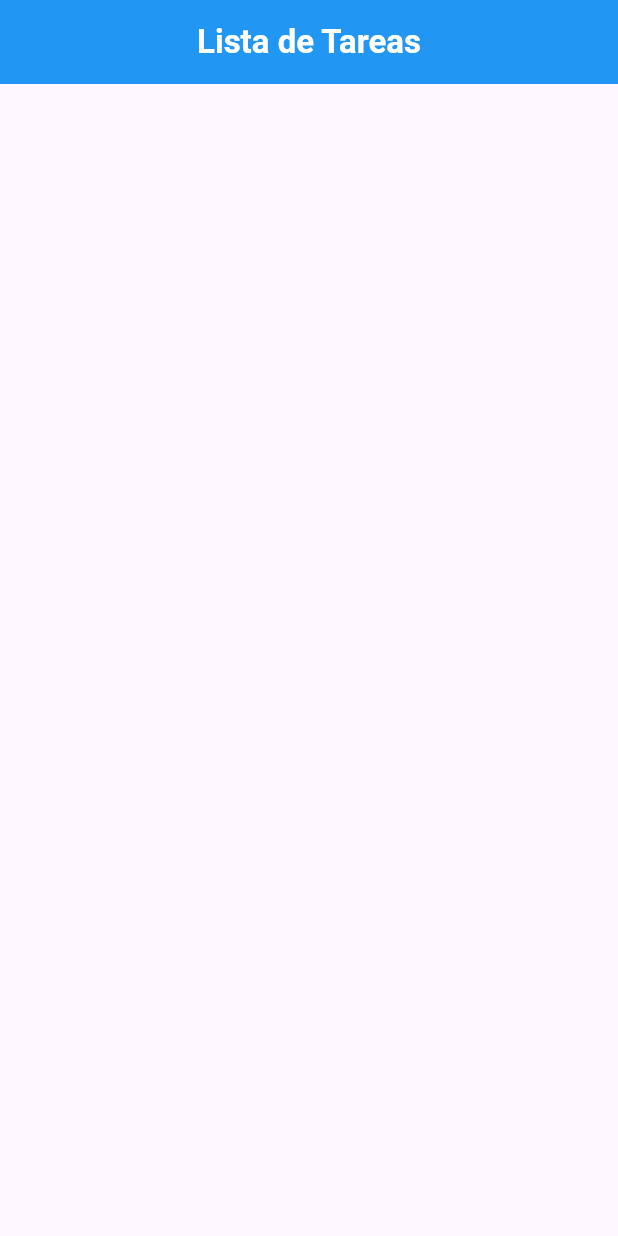
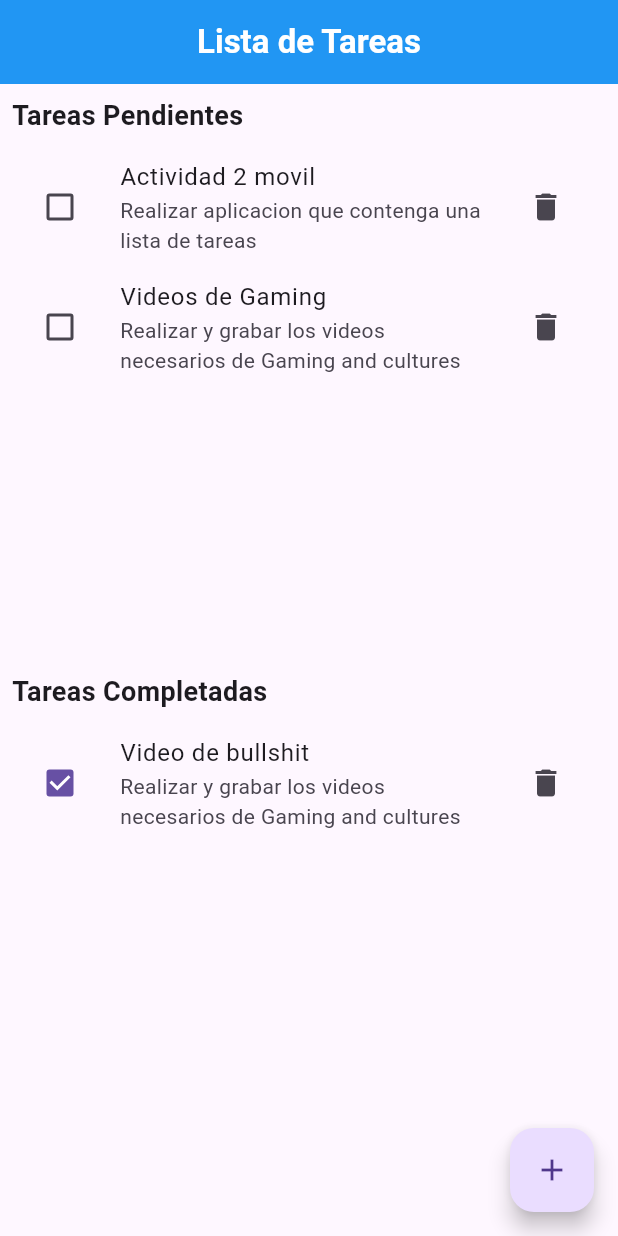
Before and after one commit to obdrase/lista_de_tareas_movil, a Flutter app: the screen it shows after launch, on a phone screen of 412 x 824 dp. Run offline on Flutter 3.47's test engine with Material 3 defaults, Android fonts, the phone set to English and light mode, and no system bars.

Commit message:
feat: separador de tareas completas y eliminacion de tareas

```diff
--- /dev/null
+++ b/lib/controllers/TareaController.dart
@@ -0,0 +1,45 @@
+import 'package:lista_de_tareas/models/Tarea.dart';
+
+
+class TareaController {
+  List<Tarea> tareas =[
+    Tarea(
+      titulo: "Actividad 2 movil",
+      descripcion: "Realizar aplicacion que contenga una lista de tareas",
+      estado: false),
+    Tarea(
+      titulo: "Videos de Gaming",
+      descripcion: "Realizar y grabar los videos necesarios de Gaming and cultures",
+      estado: false),
+      Tarea(
+      titulo: "Video de bullshit",
+      descripcion: "Realizar y grabar los videos necesarios de Gaming and cultures",
+      estado: true),
+  ];
+
+  List<Tarea> getTareas(){
+  return tareas;
+  }
+
+  void agregarTarea(Tarea) {
+    tareas.add(Tarea);
+  }
+
+  void eliminarTarea(int index) {
+    if (index >= 0 && index < tareas.length) {
+      tareas.removeAt(index);
+    } else {
+      throw Exception('Índice fuera de los límites de la lista de tareas');
+    }
+  }
+  int getTareasCompletadas() {
+    return tareas.where((tarea) => tarea.estado == true).length;
+  }
+  void marcarTareaComoCompletada(int index, bool completada) {
+    if (index >= 0 && index < tareas.length) {
+      tareas[index].estado = completada;
+    } else {
+      throw Exception('Índice fuera de los límites de la lista de tareas');
+    }
+  }
+}
--- /dev/null
+++ b/lib/models/Tarea.dart
@@ -0,0 +1,11 @@
+class Tarea{
+  String titulo;
+  String descripcion;
+  bool estado;
+
+  Tarea({
+    required this.titulo,
+    required this.descripcion,
+    required this.estado
+    });
+}
--- a/lib/views/ListWidget.dart
+++ b/lib/views/ListWidget.dart
@@ -1,17 +1,118 @@
+import 'dart:collection';
+
 import 'package:flutter/material.dart';
+import 'package:lista_de_tareas/controllers/TareaController.dart';
+import 'package:lista_de_tareas/models/Tarea.dart';
+import 'package:lista_de_tareas/views/AgregarTarea.dart';
 
-class ListWidget extends StatelessWidget {
-  ListWidget({
-    super.key,
-  });
+class ListWidget extends StatefulWidget {
+  @override
+  _ListWidget createState() => _ListWidget();
+}
+
+class _ListWidget extends State<ListWidget> {
+  final TareaController _tareaController = TareaController();
+  List<Tarea> tareas = [];
+
+  @override
+  void initState() {
+    super.initState();
+    tareas = _tareaController.getTareas();
+  }
 
   @override
   Widget build(BuildContext context) {
-    return ListView.builder(
-      scrollDirection: Axis.horizontal,
-      itemBuilder: (context, index) {
+    return Scaffold(
+      body: Column(
+        crossAxisAlignment: CrossAxisAlignment.stretch,
+        children: <Widget>[
+          Padding(
+            padding: EdgeInsets.all(8.0),
+            child: Text(
+              "Tareas Pendientes",
+              style: TextStyle(
+                fontWeight: FontWeight.bold,
+                fontSize: 18.0,
+              ),
+            ),
+          ),
+          Expanded(
+            child: ListView.builder(
+              itemCount: tareas.length,
+              itemBuilder: (context, index) {
+                if (!tareas[index].estado) {
+                  return _buildTareaItem(tareas[index]);
+                } else {
+                  return SizedBox.shrink(); // Devuelve un widget sin espacio si no se cumple la condición
+                }
+              },
+            ),
+          ),
+          Padding(
+            padding: EdgeInsets.all(8.0),
+            child: Text(
+              "Tareas Completadas",
+              style: TextStyle(
+                fontWeight: FontWeight.bold,
+                fontSize: 18.0,
+              ),
+            ),
+          ),
+          Expanded(
+            child: ListView.builder(
+              itemCount: tareas.length,
+              itemBuilder: (context, index) {
+                if (tareas[index].estado) {
+                  return _buildTareaItem(tareas[index]);
+                } else {
+                  return SizedBox.shrink(); // Devuelve un widget sin espacio si no se cumple la condición
+                }
+              },
+            ),
+          ),
+        ],
+      ),
+      floatingActionButton: FloatingActionButton(
+        onPressed: () async {
+          final result = await Navigator.push(
+            context,
+            MaterialPageRoute(
+              builder: (context) => AgregarTarea(
+                onTareaAdded: (newTarea) {
+                  setState(() {
+                    tareas.add(newTarea);
+                  });
+                },
+              ),
+            ),
+          );
+        },
+        child: Icon(Icons.add),
+      ),
+    );
+  }
 
-      }
+  Widget _buildTareaItem(Tarea tarea) {
+    return ListTile(
+      title: Text(tarea.titulo),
+      subtitle: Text(tarea.descripcion),
+      leading: Checkbox(
+        value: tarea.estado,
+        onChanged: (value) {
+          setState(() {
+            _tareaController.marcarTareaComoCompletada(tareas.indexOf(tarea), value ?? false);
+          });
+        },
+      ),
+      trailing: IconButton(
+        icon: Icon(Icons.delete),
+        onPressed: () {
+          setState(() {
+            _tareaController.eliminarTarea(tareas.indexOf(tarea));
+            tareas = _tareaController.getTareas();
+          });
+        },
+      ),
     );
   }
 }
```
